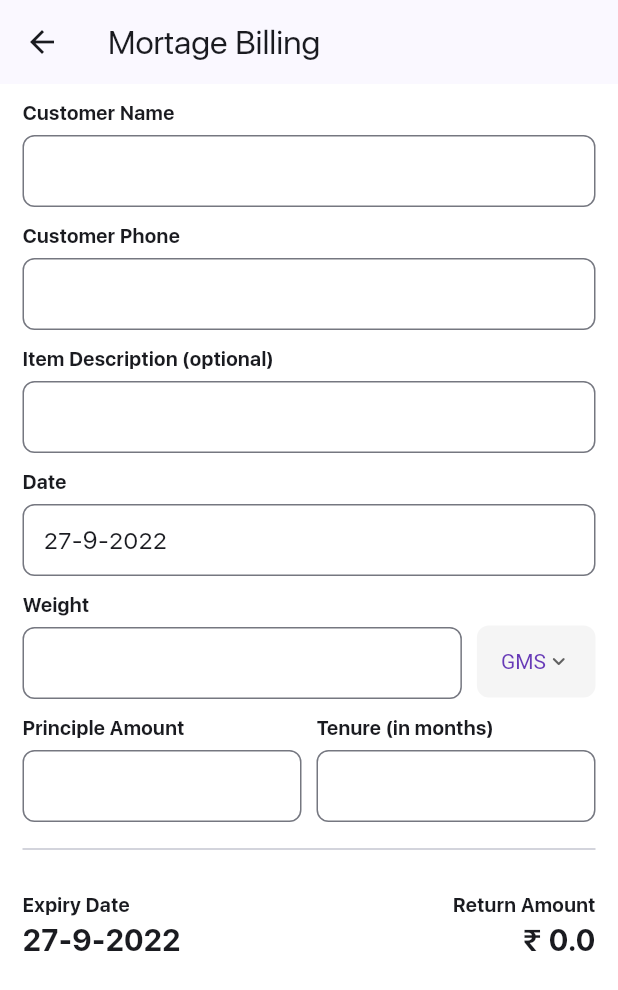
After one commit to VythonDeveloper/jeweller_billbook, a Flutter app: the MortageBillingUI screen opened directly, on a phone screen of 412 x 824 dp. The commit adds this screen. Shown: the top 990 px of the screen. Run offline on Flutter 3.47's test engine with Material 2 defaults, Android fonts, the phone set to English and light mode, and no system bars; our stand-ins replace cloud_firestore, firebase_auth, firebase_core, google_sign_in, shared_preferences; missing offline and left inert: page_route_transition; accounts and stored records are empty; project files that could hold a hidden picture were left out.

Commit message:
mortage_billing UI completed

```diff
--- a/lib/Home/dashboard.dart
+++ b/lib/Home/dashboard.dart
@@ -1,4 +1,5 @@
 import 'package:flutter/material.dart';
+import 'package:jeweller_billbook/Mortage/mortage_billingUI.dart';
 import 'package:jeweller_billbook/Services/user.dart';
 import 'package:jeweller_billbook/Stock/lowStock.dart';
 import 'package:jeweller_billbook/components.dart';
@@ -57,7 +58,7 @@ class _DashboardUiState extends State<DashboardUi> {
       floatingActionButtonLocation: FloatingActionButtonLocation.centerFloat,
       floatingActionButton: CustomFABButton(
         onPressed: () {
-          print(UserData.uid);
+          PageRouteTransition.push(context, MortageBillingUI());
         },
         icon: Icons.receipt,
         label: 'Mortage Billing',
--- /dev/null
+++ b/lib/Mortage/mortage_billingUI.dart
@@ -0,0 +1,332 @@
+import 'package:flutter/material.dart';
+
+class MortageBillingUI extends StatefulWidget {
+  const MortageBillingUI({super.key});
+
+  @override
+  State<MortageBillingUI> createState() => _MortageBillingUIState();
+}
+
+class _MortageBillingUIState extends State<MortageBillingUI> {
+  final _customerNameController = TextEditingController();
+  final _customerPhoneController = TextEditingController();
+  final _itemDescriptionController = TextEditingController();
+  final _itemWeightController = TextEditingController();
+  final _principleAmountController = TextEditingController();
+  final _tenureController = TextEditingController();
+  final _dateController = new TextEditingController();
+  final _formKey = GlobalKey<FormState>();
+  static const _interest = 0.02;
+  double returnAmount = 0.0;
+
+  String _selectedWeight = 'GMS';
+  DateTime selectedDate = DateTime.now();
+
+  @override
+  void initState() {
+    super.initState();
+
+    _dateController.text = selectedDate.day.toString() +
+        '-' +
+        selectedDate.month.toString() +
+        '-' +
+        selectedDate.year.toString();
+  }
+
+  //--------------------------->
+
+  _calculateMortage() {
+    int PA = int.parse(_principleAmountController.text);
+    returnAmount = PA + (PA * (_interest * int.parse(_tenureController.text)));
+    setState(() {});
+  }
+
+  Future<void> _selectDate(BuildContext context) async {
+    final DateTime? picked = await showDatePicker(
+        context: context,
+        initialDate: selectedDate,
+        firstDate: DateTime(2015, 6, 29),
+        lastDate: DateTime(
+            DateTime.now().year, DateTime.now().month, DateTime.now().day));
+    if (picked != null && picked != selectedDate)
+      setState(() {
+        selectedDate = picked;
+        _dateController.text = selectedDate.day.toString() +
+            '-' +
+            selectedDate.month.toString() +
+            '-' +
+            selectedDate.year.toString();
+      });
+  }
+
+  @override
+  Widget build(BuildContext context) {
+    return Scaffold(
+      appBar: AppBar(
+        title: Text('Mortage Billing'),
+      ),
+      body: Form(
+        key: _formKey,
+        child: ListView(
+          padding: EdgeInsets.symmetric(horizontal: 15, vertical: 10),
+          children: [
+            CustomTextFieldThis(
+              readOnly: false,
+              controller: _customerNameController,
+              label: 'Customer Name',
+              obsecureText: false,
+              keyboardType: TextInputType.text,
+              textCapitalization: TextCapitalization.words,
+              validator: (value) {
+                if (value == null || value.isEmpty) {
+                  return 'This is required';
+                }
+                return null;
+              },
+            ),
+            CustomTextFieldThis(
+              readOnly: false,
+              controller: _customerPhoneController,
+              label: 'Customer Phone',
+              obsecureText: false,
+              prefixText: '+91 ',
+              keyboardType: TextInputType.phone,
+              textCapitalization: TextCapitalization.words,
+              validator: (value) {
+                if (value == null || value.isEmpty) {
+                  return 'This is required';
+                }
+                if (value.length != 10) {
+                  return 'Phone number must be of length 10';
+                }
+                return null;
+              },
+            ),
+            CustomTextFieldThis(
+              readOnly: false,
+              controller: _itemDescriptionController,
+              label: 'Item Description (optional)',
+              obsecureText: false,
+              keyboardType: TextInputType.text,
+              textCapitalization: TextCapitalization.words,
+              validator: (value) {
+                return null;
+              },
+            ),
+            CustomTextFieldThis(
+              onTap: () {
+                _selectDate(context);
+              },
+              readOnly: true,
+              controller: _dateController,
+              label: 'Date',
+              obsecureText: false,
+              keyboardType: TextInputType.text,
+              textCapitalization: TextCapitalization.words,
+              validator: (value) {
+                return null;
+              },
+            ),
+            Row(
+              children: [
+                Flexible(
+                  child: CustomTextFieldThis(
+                    readOnly: false,
+                    controller: _itemWeightController,
+                    label: 'Weight',
+                    obsecureText: false,
+                    keyboardType:
+                        TextInputType.numberWithOptions(decimal: true),
+                    textCapitalization: TextCapitalization.words,
+                    validator: (value) {
+                      if (value == null || value.isEmpty) {
+                        return 'This is required';
+                      }
+                      if (double.parse(value) < 0.0) {
+                        return 'Keep Positive';
+                      }
+                      return null;
+                    },
+                  ),
+                ),
+                SizedBox(
+                  width: 10,
+                ),
+                Container(
+                  margin: EdgeInsets.only(top: 12),
+                  padding: EdgeInsets.symmetric(horizontal: 16, vertical: 0),
+                  decoration: BoxDecoration(
+                    color: Colors.grey.shade100,
+                    borderRadius: BorderRadius.circular(8),
+                  ),
+                  child: DropdownButton<String>(
+                    value: _selectedWeight,
+                    icon: Icon(
+                      Icons.keyboard_arrow_down_rounded,
+                      size: 17,
+                    ),
+                    elevation: 2,
+                    borderRadius: BorderRadius.circular(10),
+                    underline: Container(),
+                    style: TextStyle(color: Colors.deepPurple),
+                    onChanged: (String? value) {
+                      // This is called when the user selects an item.
+                      setState(() {
+                        _selectedWeight = value!;
+                      });
+                    },
+                    items: ['GMS', 'KGS', 'TON']
+                        .map<DropdownMenuItem<String>>((String value) {
+                      return DropdownMenuItem<String>(
+                        value: value,
+                        child: Text(value),
+                      );
+                    }).toList(),
+                  ),
+                ),
+              ],
+            ),
+            Row(
+              children: [
+                Flexible(
+                  child: CustomTextFieldThis(
+                    readOnly: false,
+                    controller: _principleAmountController,
+                    label: 'Principle Amount',
+                    obsecureText: false,
+                    prefixText: '₹ ',
+                    keyboardType:
+                        TextInputType.numberWithOptions(decimal: false),
+                    textCapitalization: TextCapitalization.words,
+                    onChanged: (_) {
+                      _calculateMortage();
+                    },
+                    validator: (value) {
+                      if (value == null || value.isEmpty) {
+                        return 'This is required';
+                      }
+                      if (int.parse(value) < 0) {
+                        return 'Keep Positive';
+                      }
+                      return null;
+                    },
+                  ),
+                ),
+                SizedBox(
+                  width: 10,
+                ),
+                Flexible(
+                  child: CustomTextFieldThis(
+                    readOnly: false,
+                    controller: _tenureController,
+                    label: 'Tenure (in months)',
+                    obsecureText: false,
+                    keyboardType:
+                        TextInputType.numberWithOptions(decimal: true),
+                    textCapitalization: TextCapitalization.words,
+                    onChanged: (_) {
+                      _calculateMortage();
+                    },
+                    validator: (value) {
+                      if (value == null || value.isEmpty) {
+                        return 'This is required';
+                      }
+                      if (int.parse(value) < 0) {
+                        return 'Keep Positive';
+                      }
+                      return null;
+                    },
+                  ),
+                ),
+              ],
+            ),
+            Divider(),
+            SizedBox(
+              height: 20,
+            ),
+            Row(
+              mainAxisAlignment: MainAxisAlignment.spaceBetween,
+              children: [
+                Column(
+                  crossAxisAlignment: CrossAxisAlignment.start,
+                  children: [
+                    Text(
+                      'Expiry Date',
+                      style:
+                          TextStyle(fontSize: 13, fontWeight: FontWeight.w600),
+                    ),
+                    Text(
+                      _dateController.text,
+                      style:
+                          TextStyle(fontSize: 20, fontWeight: FontWeight.w600),
+                    ),
+                  ],
+                ),
+                Column(
+                  crossAxisAlignment: CrossAxisAlignment.end,
+                  children: [
+                    Text(
+                      'Return Amount',
+                      style:
+                          TextStyle(fontSize: 13, fontWeight: FontWeight.w600),
+                    ),
+                    Text(
+                      '₹ $returnAmount',
+                      style:
+                          TextStyle(fontSize: 20, fontWeight: FontWeight.w600),
+                    ),
+                  ],
+                ),
+              ],
+            ),
+          ],
+        ),
+      ),
+    );
+  }
+
+  Widget CustomTextFieldThis(
+      {final label,
+      onTap,
+      obsecureText,
+      textCapitalization,
+      controller,
+      keyboardType,
+      prefixText,
+      readOnly,
+      onChanged,
+      validator}) {
+    return Padding(
+      padding: EdgeInsets.only(bottom: 10),
+      child: Column(
+        crossAxisAlignment: CrossAxisAlignment.start,
+        children: [
+          Text(
+            label,
+            style: TextStyle(fontSize: 13, fontWeight: FontWeight.w600),
+          ),
+          SizedBox(
+            height: 5,
+          ),
+          TextFormField(
+            onTap: onTap,
+            controller: controller,
+            keyboardType: keyboardType,
+            readOnly: readOnly,
+            textCapitalization: textCapitalization,
+            decoration: InputDecoration(
+              prefixText: prefixText,
+              contentPadding:
+                  EdgeInsets.symmetric(vertical: 12, horizontal: 10),
+              border: OutlineInputBorder(
+                borderRadius: BorderRadius.circular(8),
+              ),
+            ),
+            validator: validator,
+            onChanged: onChanged,
+          ),
+        ],
+      ),
+    );
+  }
+}
--- a/lib/Signin/emailRegisterUI.dart
+++ b/lib/Signin/emailRegisterUI.dart
@@ -281,7 +281,10 @@ Widget CustomTextField(
       obscureText: obsecureText,
       decoration: InputDecoration(
         contentPadding: EdgeInsets.symmetric(vertical: 15, horizontal: 10),
-        prefixIcon: icon,
+        prefixIcon: Icon(
+          icon,
+          size: 17,
+        ),
         labelText: label,
         border: OutlineInputBorder(
           borderRadius: BorderRadius.circular(8),
```
